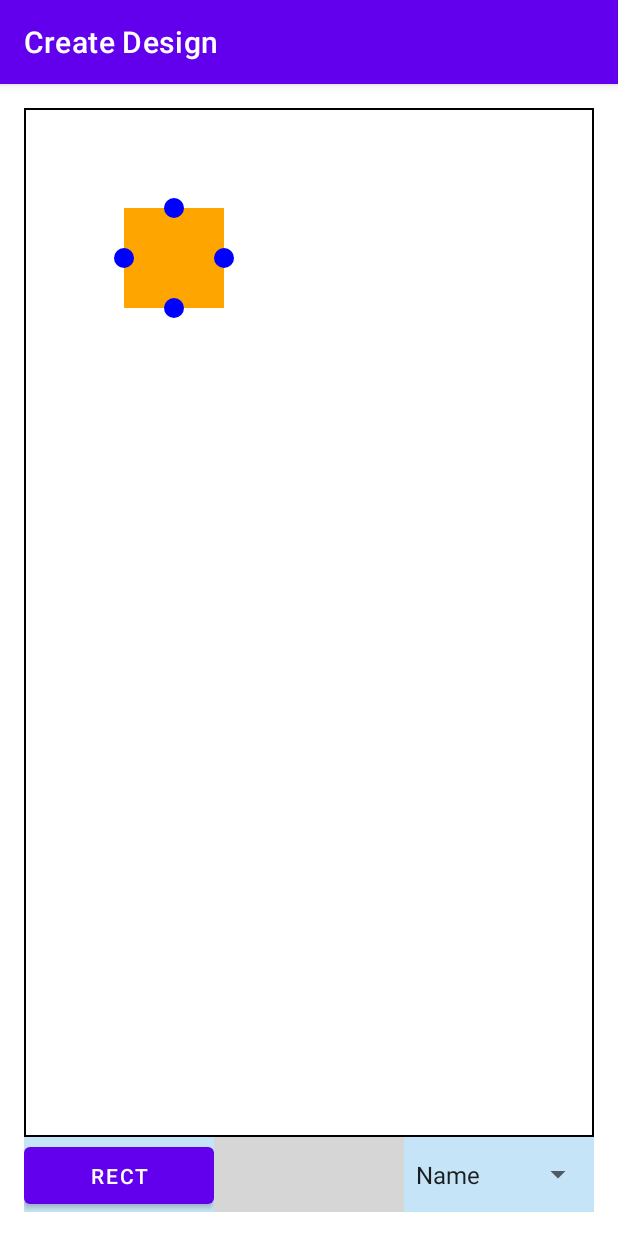
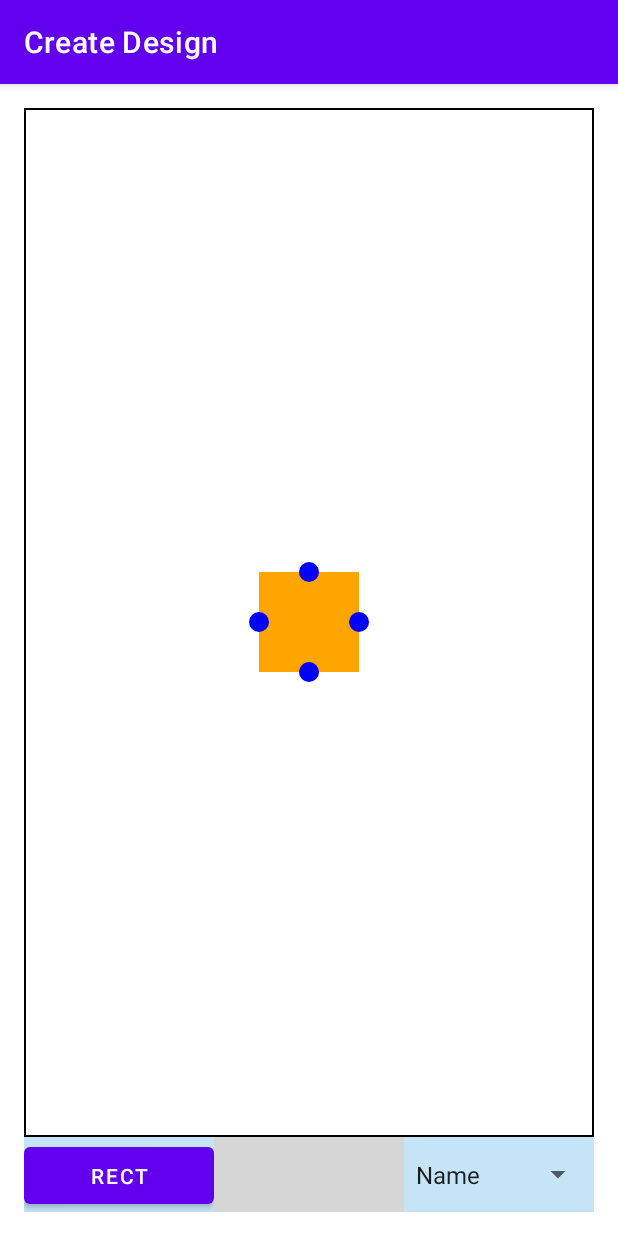
Before and after one commit to dcorby/trading-cards, an Android app: the CreateDesignFragment screen opened through its navigation route, after a tap on "RECT", on a phone screen of 412 x 824 dp. Run offline under Robolectric (Android 15) with nearby library versions, the phone set to English and light mode, and no system bars; libraries missing offline, so code that uses them is left out: com.skydoves.colorpickerview; plain views replace ColorPickerView; 1 statement that could not run was skipped; grey boxes are pictures that could not be loaded.

Commit message:
Working on create design fragment

```diff
--- a/app/src/main/java/com/example/tradingcards/ui/main/CreateDesignFragment.kt
+++ b/app/src/main/java/com/example/tradingcards/ui/main/CreateDesignFragment.kt
@@ -1,11 +1,14 @@
 package com.example.tradingcards.ui.main
 
-import android.annotation.SuppressLint
 import android.content.Context
 import android.graphics.Color
 import android.os.Bundle
 import android.util.Log
-import android.view.*
+import android.view.LayoutInflater
+import android.view.MotionEvent
+import android.view.View
+import android.view.ViewGroup
+import android.view.ViewTreeObserver.OnGlobalLayoutListener
 import android.widget.RelativeLayout
 import androidx.core.view.contains
 import androidx.core.view.marginLeft
@@ -14,6 +17,9 @@ import androidx.fragment.app.Fragment
 import com.example.tradingcards.CircleView
 import com.example.tradingcards.databinding.FragmentCreateDesignBinding
 import com.skydoves.colorpickerview.listeners.ColorListener
+import kotlin.properties.Delegates
+
+const val CIRCLE_RADIUS = 10
 
 class CreateDesignFragment : Fragment() {
 
@@ -21,29 +27,19 @@ class CreateDesignFragment : Fragment() {
     private val binding get() = _binding!!
 
     private lateinit var activeView: RelativeLayout
+    private lateinit var origin: Pair<Int, Int>
 
+    private val circleRadius = 10
     private lateinit var anchors: Anchors
     class Anchors(context: Context) {
         val left = CircleView(context)
         val top = CircleView(context)
         val right = CircleView(context)
         val bottom = CircleView(context)
-        val leftParams = RelativeLayout.LayoutParams(
-            RelativeLayout.LayoutParams.WRAP_CONTENT,
-            RelativeLayout.LayoutParams.WRAP_CONTENT
-        )
-        val topParams = RelativeLayout.LayoutParams(
-            RelativeLayout.LayoutParams.WRAP_CONTENT,
-            RelativeLayout.LayoutParams.WRAP_CONTENT
-        )
-        val rightParams = RelativeLayout.LayoutParams(
-            RelativeLayout.LayoutParams.WRAP_CONTENT,
-            RelativeLayout.LayoutParams.WRAP_CONTENT
-        )
-        val bottomParams = RelativeLayout.LayoutParams(
-            RelativeLayout.LayoutParams.WRAP_CONTENT,
-            RelativeLayout.LayoutParams.WRAP_CONTENT
-        )
+        val leftParams = RelativeLayout.LayoutParams(CIRCLE_RADIUS * 2, CIRCLE_RADIUS * 2)
+        val topParams = RelativeLayout.LayoutParams(CIRCLE_RADIUS * 2, CIRCLE_RADIUS * 2)
+        val rightParams = RelativeLayout.LayoutParams(CIRCLE_RADIUS * 2, CIRCLE_RADIUS * 2)
+        val bottomParams = RelativeLayout.LayoutParams(CIRCLE_RADIUS * 2, CIRCLE_RADIUS * 2)
     }
 
     override fun onAttach(context: Context) {
@@ -72,10 +68,9 @@ class CreateDesignFragment : Fragment() {
 
         // Create a rectangle on click
         binding.rectangle.setOnClickListener {
-            //val rectangleView = layoutInflater.inflate(R.layout.rectangle, binding.designView, false) as RelativeLayout
             val rectangleView = RelativeLayout(requireContext())
             val params = RelativeLayout.LayoutParams(100, 100)
-            params.setMargins(100, 100, 0, 0)
+            params.setMargins(origin.first, origin.second, 0, 0)
             rectangleView.setBackgroundColor(Color.parseColor(getRandomColor()));
             rectangleView.layoutParams = params
             activeView = rectangleView
@@ -88,7 +83,24 @@ class CreateDesignFragment : Fragment() {
             //val linearLayout: LinearLayout = findViewById(R.id.linearLayout)
             //linearLayout.setBackgroundColor(color)
         })
+
+        // Get designView clicks, which will deactivate activeView
+        binding.designView.setOnClickListener {
+        }
+
+        // Get the designView width and height
+        // https://stackoverflow.com/questions/3591784/views-getwidth-and-getheight-returns-0
+        binding.designView.viewTreeObserver.addOnGlobalLayoutListener(object : OnGlobalLayoutListener {
+            override fun onGlobalLayout() {
+                view.viewTreeObserver.removeOnGlobalLayoutListener(this)
+                origin = Pair(
+                    binding.designView.width / 2 - 50,
+                    binding.designView.height / 2 - 50
+                )
+            }
+        })
     }
+
 
     private fun drawAnchors() {
 
@@ -119,23 +131,24 @@ class CreateDesignFragment : Fragment() {
             }
 
             // left
-            anchors.leftParams.leftMargin = activeView.marginLeft - 10
-            anchors.leftParams.topMargin = activeView.marginTop + (activeView.height / 2) - 10
+            anchors.leftParams.leftMargin = activeView.marginLeft - CIRCLE_RADIUS
+            anchors.leftParams.topMargin = activeView.marginTop + (activeView.height / 2) - CIRCLE_RADIUS
             anchors.left.layoutParams = anchors.leftParams
 
+
             // top
-            anchors.topParams.leftMargin = activeView.marginLeft + (activeView.width / 2) - 10
-            anchors.topParams.topMargin = activeView.marginTop - 10
+            anchors.topParams.leftMargin = activeView.marginLeft + (activeView.width / 2) - CIRCLE_RADIUS
+            anchors.topParams.topMargin = activeView.marginTop - CIRCLE_RADIUS
             anchors.top.layoutParams = anchors.topParams
 
             // right
-            anchors.rightParams.leftMargin = activeView.marginLeft + activeView.width - 10
-            anchors.rightParams.topMargin = activeView.marginTop + (activeView.height / 2) - 10
+            anchors.rightParams.leftMargin = activeView.marginLeft + activeView.width - CIRCLE_RADIUS
+            anchors.rightParams.topMargin = activeView.marginTop + (activeView.height / 2) - CIRCLE_RADIUS
             anchors.right.layoutParams = anchors.rightParams
 
             // bottom
-            anchors.bottomParams.leftMargin = activeView.marginLeft + (activeView.width / 2) - 10
-            anchors.bottomParams.topMargin = activeView.marginTop + activeView.height - 10
+            anchors.bottomParams.leftMargin = activeView.marginLeft + (activeView.width / 2) - CIRCLE_RADIUS
+            anchors.bottomParams.topMargin = activeView.marginTop + activeView.height - CIRCLE_RADIUS
             anchors.bottom.layoutParams = anchors.bottomParams
         }
     }
```
